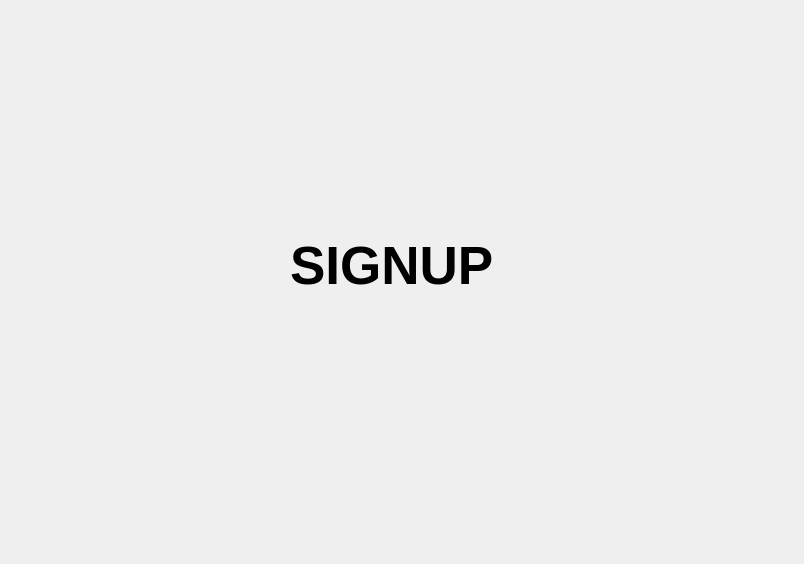
Above: interface.ui from amgartendev/iText before the change. Below: the same form after it.
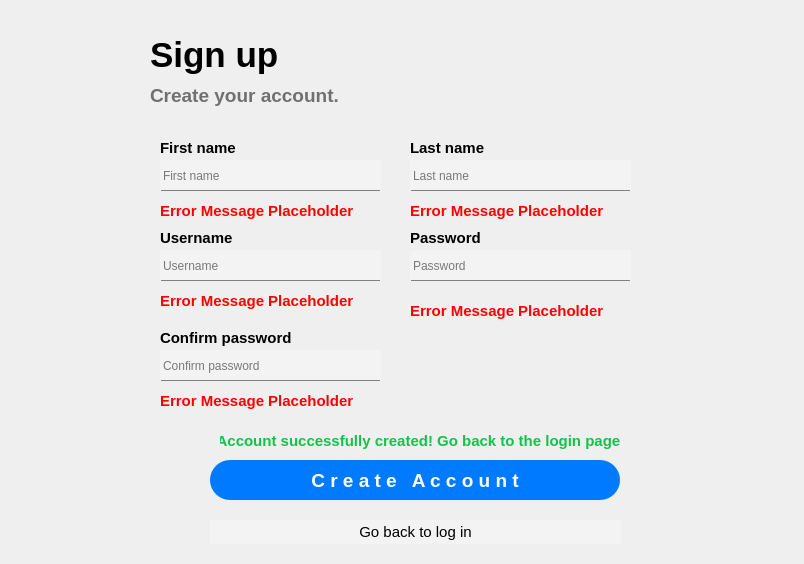
That is the form after the change. The open tabs and pages were chosen to show the change. Icons and pictures are not drawn.

Commit message: implement signup page and account creation functionality

Patch:
```diff
--- a/interface.ui
+++ b/interface.ui
@@ -304,23 +304,555 @@
        </widget>
       </widget>
       <widget class="QWidget" name="signup_page">
+       <widget class="QLineEdit" name="input_signup_firstname">
+        <property name="geometry">
+         <rect>
+          <x>160</x>
+          <y>160</y>
+          <width>221</width>
+          <height>31</height>
+         </rect>
+        </property>
+        <property name="styleSheet">
+         <string notr="true">QLineEdit {
+	background-color: #F3F3F3;
+	border: 1px solid #F3F3F3;
+	border-bottom-color: grey;
+}
+
+QLineEdit:focus {
+	border-bottom-color: #007AFF;
+}</string>
+        </property>
+        <property name="placeholderText">
+         <string>First name</string>
+        </property>
+       </widget>
+       <widget class="QLineEdit" name="input_signup_lastname">
+        <property name="geometry">
+         <rect>
+          <x>410</x>
+          <y>160</y>
+          <width>221</width>
+          <height>31</height>
+         </rect>
+        </property>
+        <property name="styleSheet">
+         <string notr="true">QLineEdit {
+	background-color: #F3F3F3;
+	border: 1px solid #F3F3F3;
+	border-bottom-color: grey;
+}
+
+QLineEdit:focus {
+	border-bottom-color: #007AFF;
+}</string>
+        </property>
+        <property name="placeholderText">
+         <string>Last name</string>
+        </property>
+       </widget>
+       <widget class="QLineEdit" name="input_signup_username">
+        <property name="geometry">
+         <rect>
+          <x>160</x>
+          <y>250</y>
+          <width>221</width>
+          <height>31</height>
+         </rect>
+        </property>
+        <property name="styleSheet">
+         <string notr="true">QLineEdit {
+	background-color: #F3F3F3;
+	border: 1px solid #F3F3F3;
+	border-bottom-color: grey;
+}
+
+QLineEdit:focus {
+	border-bottom-color: #007AFF;
+}</string>
+        </property>
+        <property name="placeholderText">
+         <string>Username</string>
+        </property>
+       </widget>
+       <widget class="QLineEdit" name="input_signup_password">
+        <property name="geometry">
+         <rect>
+          <x>410</x>
+          <y>250</y>
+          <width>221</width>
+          <height>31</height>
+         </rect>
+        </property>
+        <property name="styleSheet">
+         <string notr="true">QLineEdit {
+	background-color: #F3F3F3;
+	border: 1px solid #F3F3F3;
+	border-bottom-color: grey;
+}
+
+QLineEdit:focus {
+	border-bottom-color: #007AFF;
+}</string>
+        </property>
+        <property name="echoMode">
+         <enum>QLineEdit::EchoMode::Password</enum>
+        </property>
+        <property name="placeholderText">
+         <string>Password</string>
+        </property>
+       </widget>
+       <widget class="QLineEdit" name="input_signup_confirm_password">
+        <property name="geometry">
+         <rect>
+          <x>160</x>
+          <y>350</y>
+          <width>221</width>
+          <height>31</height>
+         </rect>
+        </property>
+        <property name="styleSheet">
+         <string notr="true">QLineEdit {
+	background-color: #F3F3F3;
+	border: 1px solid #F3F3F3;
+	border-bottom-color: grey;
+}
+
+QLineEdit:focus {
+	border-bottom-color: #007AFF;
+}</string>
+        </property>
+        <property name="echoMode">
+         <enum>QLineEdit::EchoMode::Password</enum>
+        </property>
+        <property name="placeholderText">
+         <string>Confirm password</string>
+        </property>
+       </widget>
+       <widget class="QLabel" name="label">
+        <property name="geometry">
+         <rect>
+          <x>160</x>
+          <y>140</y>
+          <width>81</width>
+          <height>16</height>
+         </rect>
+        </property>
+        <property name="font">
+         <font>
+          <pointsize>11</pointsize>
+          <bold>true</bold>
+         </font>
+        </property>
+        <property name="text">
+         <string>First name</string>
+        </property>
+       </widget>
+       <widget class="QLabel" name="label_2">
+        <property name="geometry">
+         <rect>
+          <x>410</x>
+          <y>140</y>
+          <width>81</width>
+          <height>16</height>
+         </rect>
+        </property>
+        <property name="font">
+         <font>
+          <pointsize>11</pointsize>
+          <bold>true</bold>
+         </font>
+        </property>
+        <property name="text">
+         <string>Last name</string>
+        </property>
+       </widget>
+       <widget class="QLabel" name="label_3">
+        <property name="geometry">
+         <rect>
+          <x>160</x>
+          <y>230</y>
+          <width>81</width>
+          <height>16</height>
+         </rect>
+        </property>
+        <property name="font">
+         <font>
+          <pointsize>11</pointsize>
+          <bold>true</bold>
+         </font>
+        </property>
+        <property name="text">
+         <string>Username</string>
+        </property>
+       </widget>
        <widget class="QLabel" name="label_4">
         <property name="geometry">
          <rect>
-          <x>290</x>
-          <y>210</y>
+          <x>410</x>
+          <y>230</y>
+          <width>81</width>
+          <height>16</height>
+         </rect>
+        </property>
+        <property name="font">
+         <font>
+          <pointsize>11</pointsize>
+          <bold>true</bold>
+         </font>
+        </property>
+        <property name="text">
+         <string>Password</string>
+        </property>
+       </widget>
+       <widget class="QLabel" name="label_5">
+        <property name="geometry">
+         <rect>
+          <x>160</x>
+          <y>330</y>
+          <width>131</width>
+          <height>16</height>
+         </rect>
+        </property>
+        <property name="font">
+         <font>
+          <pointsize>11</pointsize>
+          <bold>true</bold>
+         </font>
+        </property>
+        <property name="text">
+         <string>Confirm password</string>
+        </property>
+       </widget>
+       <widget class="QPushButton" name="button_create_account">
+        <property name="geometry">
+         <rect>
+          <x>210</x>
+          <y>460</y>
+          <width>410</width>
+          <height>40</height>
+         </rect>
+        </property>
+        <property name="font">
+         <font>
+          <pointsize>14</pointsize>
+          <bold>true</bold>
+         </font>
+        </property>
+        <property name="cursor">
+         <cursorShape>PointingHandCursor</cursorShape>
+        </property>
+        <property name="styleSheet">
+         <string notr="true">QPushButton {
+	background-color: #007AFF;
+	color: #FFFFFF;
+	border-radius: 20px;
+}
+
+QPushButton:hover {
+	background-color: #1F8AFF;
+}</string>
+        </property>
+        <property name="text">
+         <string>C r e a t e   A c c o u n t</string>
+        </property>
+       </widget>
+       <widget class="QPushButton" name="button_back_to_login">
+        <property name="geometry">
+         <rect>
+          <x>210</x>
+          <y>520</y>
+          <width>411</width>
+          <height>24</height>
+         </rect>
+        </property>
+        <property name="font">
+         <font>
+          <pointsize>11</pointsize>
+         </font>
+        </property>
+        <property name="cursor">
+         <cursorShape>PointingHandCursor</cursorShape>
+        </property>
+        <property name="styleSheet">
+         <string notr="true">QPushButton {
+	background-color: #F3F3F3;
+	border: none;
+}
+
+QPushButton:hover {
+	background-color: #F3F3F3;
+	border: none;
+	text-decoration: underline;
+}</string>
+        </property>
+        <property name="text">
+         <string>Go back to log in</string>
+        </property>
+       </widget>
+       <widget class="QLabel" name="label_error_message_firstname">
+        <property name="geometry">
+         <rect>
+          <x>160</x>
+          <y>200</y>
           <width>221</width>
-          <height>111</height>
+          <height>21</height>
          </rect>
         </property>
         <property name="font">
          <font>
-          <pointsize>40</pointsize>
+          <pointsize>11</pointsize>
           <bold>true</bold>
          </font>
         </property>
+        <property name="styleSheet">
+         <string notr="true">QLabel {
+	color: red;
+}</string>
+        </property>
         <property name="text">
-         <string>SIGNUP</string>
+         <string>Error Message Placeholder</string>
+        </property>
+        <property name="wordWrap">
+         <bool>true</bool>
+        </property>
+       </widget>
+       <widget class="QLabel" name="label_error_message_lastname">
+        <property name="geometry">
+         <rect>
+          <x>410</x>
+          <y>200</y>
+          <width>221</width>
+          <height>21</height>
+         </rect>
+        </property>
+        <property name="font">
+         <font>
+          <pointsize>11</pointsize>
+          <bold>true</bold>
+         </font>
+        </property>
+        <property name="styleSheet">
+         <string notr="true">QLabel {
+	color: red;
+}</string>
+        </property>
+        <property name="text">
+         <string>Error Message Placeholder</string>
+        </property>
+        <property name="wordWrap">
+         <bool>true</bool>
+        </property>
+       </widget>
+       <widget class="QLabel" name="label_error_message_username">
+        <property name="geometry">
+         <rect>
+          <x>160</x>
+          <y>290</y>
+          <width>221</width>
+          <height>21</height>
+         </rect>
+        </property>
+        <property name="font">
+         <font>
+          <pointsize>11</pointsize>
+          <bold>true</bold>
+         </font>
+        </property>
+        <property name="styleSheet">
+         <string notr="true">QLabel {
+	color: red;
+}</string>
+        </property>
+        <property name="text">
+         <string>Error Message Placeholder</string>
+        </property>
+        <property name="wordWrap">
+         <bool>true</bool>
+        </property>
+       </widget>
+       <widget class="QLabel" name="label_error_message_confirm_password">
+        <property name="geometry">
+         <rect>
+          <x>160</x>
+          <y>390</y>
+          <width>221</width>
+          <height>21</height>
+         </rect>
+        </property>
+        <property name="font">
+         <font>
+          <pointsize>11</pointsize>
+          <bold>true</bold>
+         </font>
+        </property>
+        <property name="styleSheet">
+         <string notr="true">QLabel {
+	color: red;
+}</string>
+        </property>
+        <property name="text">
+         <string>Error Message Placeholder</string>
+        </property>
+        <property name="wordWrap">
+         <bool>true</bool>
+        </property>
+       </widget>
+       <widget class="QLabel" name="label_error_message_password">
+        <property name="geometry">
+         <rect>
+          <x>410</x>
+          <y>290</y>
+          <width>221</width>
+          <height>41</height>
+         </rect>
+        </property>
+        <property name="font">
+         <font>
+          <pointsize>11</pointsize>
+          <bold>true</bold>
+         </font>
+        </property>
+        <property name="styleSheet">
+         <string notr="true">QLabel {
+	color: red;
+}</string>
+        </property>
+        <property name="text">
+         <string>Error Message Placeholder</string>
+        </property>
+        <property name="wordWrap">
+         <bool>true</bool>
+        </property>
+       </widget>
+       <widget class="QLabel" name="label_signup_description">
+        <property name="geometry">
+         <rect>
+          <x>150</x>
+          <y>80</y>
+          <width>191</width>
+          <height>30</height>
+         </rect>
+        </property>
+        <property name="font">
+         <font>
+          <pointsize>14</pointsize>
+          <bold>true</bold>
+         </font>
+        </property>
+        <property name="styleSheet">
+         <string notr="true">QLabel {
+	color: #707070;
+}</string>
+        </property>
+        <property name="text">
+         <string>Create your account.</string>
+        </property>
+       </widget>
+       <widget class="QLabel" name="label_signup">
+        <property name="geometry">
+         <rect>
+          <x>150</x>
+          <y>30</y>
+          <width>131</width>
+          <height>50</height>
+         </rect>
+        </property>
+        <property name="font">
+         <font>
+          <pointsize>26</pointsize>
+          <bold>true</bold>
+         </font>
+        </property>
+        <property name="styleSheet">
+         <string notr="true">QLabel {
+	color: #000000;
+}</string>
+        </property>
+        <property name="text">
+         <string>Sign up</string>
+        </property>
+       </widget>
+       <widget class="QLabel" name="label_signup_success_message">
+        <property name="geometry">
+         <rect>
+          <x>220</x>
+          <y>430</y>
+          <width>401</width>
+          <height>21</height>
+         </rect>
+        </property>
+        <property name="font">
+         <font>
+          <pointsize>11</pointsize>
+          <bold>true</bold>
+         </font>
+        </property>
+        <property name="styleSheet">
+         <string notr="true">color: #13c248;</string>
+        </property>
+        <property name="text">
+         <string>Account successfully created! Go back to the login page.</string>
+        </property>
+        <property name="alignment">
+         <set>Qt::AlignmentFlag::AlignCenter</set>
+        </property>
+       </widget>
+       <widget class="QPushButton" name="button_signup_reveal_confirm_password">
+        <property name="geometry">
+         <rect>
+          <x>390</x>
+          <y>350</y>
+          <width>40</width>
+          <height>40</height>
+         </rect>
+        </property>
+        <property name="cursor">
+         <cursorShape>PointingHandCursor</cursorShape>
+        </property>
+        <property name="styleSheet">
+         <string notr="true">QPushButton {
+	border: none;
+}
+</string>
+        </property>
+        <property name="text">
+         <string/>
+        </property>
+        <property name="iconSize">
+         <size>
+          <width>22</width>
+          <height>22</height>
+         </size>
+        </property>
+       </widget>
+       <widget class="QPushButton" name="button_signup_reveal_password">
+        <property name="geometry">
+         <rect>
+          <x>640</x>
+          <y>250</y>
+          <width>40</width>
+          <height>40</height>
+         </rect>
+        </property>
+        <property name="cursor">
+         <cursorShape>PointingHandCursor</cursorShape>
+        </property>
+        <property name="styleSheet">
+         <string notr="true">QPushButton {
+	border: none;
+}
+</string>
+        </property>
+        <property name="text">
+         <string/>
+        </property>
+        <property name="iconSize">
+         <size>
+          <width>22</width>
+          <height>22</height>
+         </size>
         </property>
        </widget>
       </widget>
```
Left out of the diff: 31 changed lines with no effect on the pictures. The commit also changes 4 other files.
